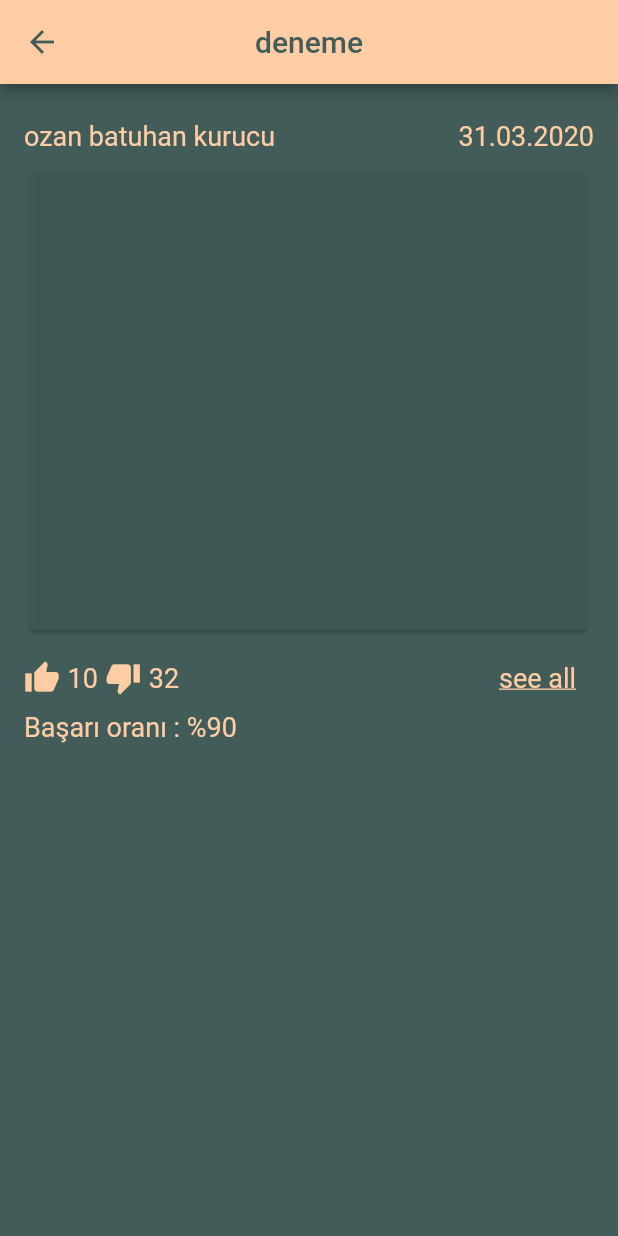
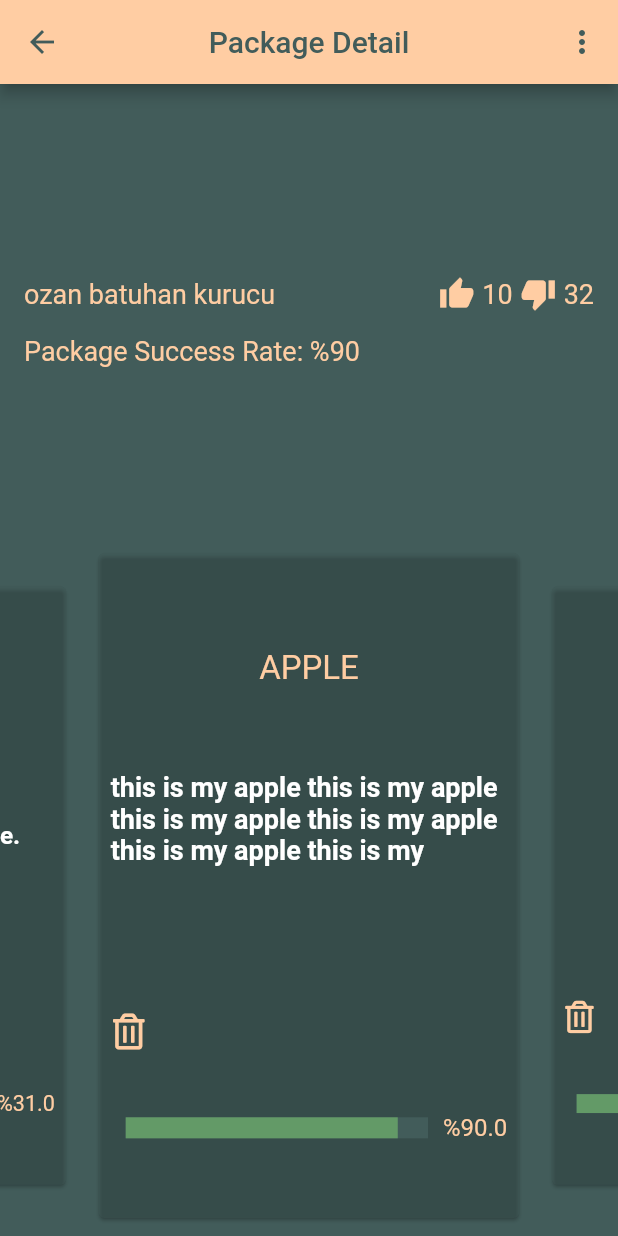
Before and after one commit to YasarKabacali/wordandmemory, a Flutter app: the PackageDetailPage screen opened directly, on a phone screen of 412 x 824 dp. Run offline on Flutter 3.47's test engine with Material 2 defaults, Android fonts, the phone set to English and light mode, and no system bars; drawn by our look-alikes of flip_card, percent_indicator; our stand-ins replace flutter_swiper, fluttertoast, font_awesome_flutter, rflutter_alert.

Commit message:
Package detail tamamlandi ve pop up menu eklendi

```diff
--- /dev/null
+++ b/lib/components/swipperFlipCard.dart
@@ -0,0 +1,70 @@
+import 'package:flutter/material.dart';
+import 'package:font_awesome_flutter/font_awesome_flutter.dart';
+import 'package:word_and_memory/utils/constants.dart';
+import 'package:percent_indicator/percent_indicator.dart';
+
+class SwipperFlipCard extends StatelessWidget {
+  final String word;
+  final String sentence;
+  final double successRate;
+  final Function deleteCard;
+  SwipperFlipCard(
+      {this.word, this.sentence, this.successRate, this.deleteCard});
+  @override
+  Widget build(BuildContext context) {
+    return Card(
+      color: Color(0x59425C5A),
+      child: Padding(
+        padding: const EdgeInsets.all(8.0),
+        child: Column(
+          children: <Widget>[
+            Expanded(
+              flex: 3,
+              child: Column(
+                mainAxisAlignment: MainAxisAlignment.spaceEvenly,
+                children: <Widget>[
+                  Text(
+                    word.toUpperCase(),
+                    style: TextStyle(fontSize: 22.0, color: kPrimaryColor),
+                  ),
+                  Text(
+                    sentence,
+                    style: kMainPageTextStyle,
+                  ),
+                ],
+              ),
+            ),
+            Expanded(
+              flex: 2,
+              child: Column(
+                mainAxisAlignment: MainAxisAlignment.spaceEvenly,
+                children: <Widget>[
+                  Row(
+                    mainAxisAlignment: MainAxisAlignment.start,
+                    children: <Widget>[
+                      GestureDetector(
+                        onTap: deleteCard,
+                        child: Icon(
+                          FontAwesomeIcons.trashAlt,
+                          color: kPrimaryColor,
+                        ),
+                      ),
+                    ],
+                  ),
+                  LinearPercentIndicator(
+                    trailing: Text("%" + successRate.toString(),
+                        style: TextStyle(fontSize: 16.0, color: kPrimaryColor)),
+                    lineHeight: 14.0,
+                    percent: successRate / 100,
+                    backgroundColor: kScaffoldBackgroundColor,
+                    progressColor: Color(0xFF639a67),
+                  ),
+                ],
+              ),
+            ),
+          ],
+        ),
+      ),
+    );
+  }
+}
--- a/lib/models/word.dart
+++ b/lib/models/word.dart
@@ -1,7 +1,8 @@
 class Word{
 
   String tr, en, enSentence, trSentence;
+  double successRate;
 
-  Word(this.tr,this.en,this.trSentence,this.enSentence);
+  Word(this.tr,this.en,this.trSentence,this.enSentence,this.successRate);
 
 }
--- a/lib/screens/main_navigation_bottom_page.dart
+++ b/lib/screens/main_navigation_bottom_page.dart
@@ -1,7 +1,7 @@
 import 'package:flutter/material.dart';
 import 'package:font_awesome_flutter/font_awesome_flutter.dart';
 import 'package:word_and_memory/screens/list_package_page.dart';
-import 'package:word_and_memory/screens/test_page.dart';
+import 'package:word_and_memory/screens/quiz_test_page.dart';
 import 'package:word_and_memory/screens/user_profile_page.dart';
 import 'package:word_and_memory/utils/constants.dart';
 
@@ -15,7 +15,7 @@ class BottomNavigationPage extends StatefulWidget {
 class _BottomNavigationPageState extends State<BottomNavigationPage> {
   List<Widget> _widgetOptions = <Widget>[
     QuizPackagePage(),
-    TestPage(),
+    QuizTestPage(),
     ListPackagePage(),
     UserProfilePage(),
   ];
--- a/lib/screens/package_detail_page.dart
+++ b/lib/screens/package_detail_page.dart
@@ -1,6 +1,11 @@
 import 'package:flutter/material.dart';
+import 'package:word_and_memory/components/swipperFlipCard.dart';
+import 'package:word_and_memory/models/word.dart';
+import 'package:word_and_memory/screens/add_word_page.dart';
 import 'package:word_and_memory/utils/constants.dart';
-
+import 'package:flutter_swiper/flutter_swiper.dart';
+import 'package:flip_card/flip_card.dart';
+//TODOust tarafin tasariminda degisiklik yap.
 class PackageDetailPage extends StatefulWidget {
   final String packageName;
   PackageDetailPage({this.packageName});
@@ -9,12 +14,39 @@ class PackageDetailPage extends StatefulWidget {
 }
 
 class _PackageDetailPageState extends State<PackageDetailPage> {
+  List<Word> words = [
+    Word(
+        "elma",
+        "apple",
+        "bu benim elmam bu benim elmam bu benim elmam bu enim elmam bu benim elmam enim elmam bu benim elmambenim elmam",
+        "this is my apple this is my apple this is my apple this is my apple this is my apple this is my ",
+        90.0),
+    Word("sandalye", "chair", "sandalyede oturuyorum",
+        "Im sitting on the chair", 80.0),
+    Word("gitmek", "go", "okula gideceğim", "Im gonna go to the school.", 60),
+    Word("bilmek", "know", "okula gideceğim", "Im gonna go to the school.", 55),
+    Word("türkçe", "turkish", "Türkçe benim doğal dilim.",
+        "It is my native language.", 42),
+    Word("cut", "kesmek", "Bu ekmeği keseceğim.", "I will cut this bread", 32),
+    Word("göt", "asshole", "Sen bir götün tekisin.",
+        "You are a fucking asshole.", 31),
+  ];
+
   String packageName;
   @override
   void initState() {
-    // TODO: implement initState
     super.initState();
     packageName = widget.packageName;
+  }
+
+  void choiceAction(String choice) {
+    if (choice == "addword") {
+      Navigator.push(
+        context,
+        MaterialPageRoute(builder: (context) => AddWordPage()),
+      );
+    }//paketi sildiginde yapilacak olan islem
+    else if (choice == "delete") {}
   }
 
   @override
@@ -24,91 +56,110 @@ class _PackageDetailPageState extends State<PackageDetailPage> {
         iconTheme: IconThemeData(color: kScaffoldBackgroundColor),
         centerTitle: true,
         title: Text(
-          "deneme",
+          "Package Detail",
           style: TextStyle(color: kScaffoldBackgroundColor),
         ),
+        actions: <Widget>[
+          new PopupMenuButton<String>(
+            onSelected: choiceAction,
+            itemBuilder: (BuildContext context) {
+              return [
+                PopupMenuItem<String>(
+                  child: Text("Add word"),
+                  value: "addword",
+                ),
+                PopupMenuItem<String>(
+                  child: Text("Delete package"),
+                  value: "delete",
+                ),
+              ];
+            },
+          ),
+        ],
       ),
       body: SafeArea(
           child: Padding(
-        padding: const EdgeInsets.symmetric(horizontal: 16.0, vertical: 8.0),
+        padding: const EdgeInsets.symmetric(vertical: 8.0),
         child: Column(
           children: <Widget>[
             Expanded(
+              flex: 4,
               child: Padding(
-                padding: const EdgeInsets.symmetric(vertical: 16.0),
+                padding: const EdgeInsets.symmetric(
+                    vertical: 16.0, horizontal: 16.0),
                 child: Column(
+                  mainAxisAlignment: MainAxisAlignment.center,
                   children: <Widget>[
                     Row(
                       mainAxisAlignment: MainAxisAlignment.spaceBetween,
                       children: <Widget>[
                         Text("ozan batuhan kurucu",
-                            style: TextStyle(
-                                color: kPrimaryColor, fontSize: 18.0)),
-                        Text("31.03.2020",
-                            style: TextStyle(
-                                color: kPrimaryColor, fontSize: 18.0)),
+                            style: kPackageDetailTextStyle),
+                        Row(
+                          children: <Widget>[
+                            Icon(
+                              Icons.thumb_up,
+                              color: kPrimaryColor,
+                            ),
+                            SizedBox(width: 5.0),
+                            Text("10", style: kPackageDetailTextStyle),
+                            SizedBox(width: 5.0),
+                            Icon(
+                              Icons.thumb_down,
+                              color: kPrimaryColor,
+                            ),
+                            SizedBox(width: 5.0),
+                            Text("32", style: kPackageDetailTextStyle),
+                          ],
+                        ),
                       ],
                     ),
                     SizedBox(
-                      height: 8.0,
+                      height: 16.0,
                     ),
-                    Expanded(
-                      child: Card(
-                        color: Color(0xBF425C5A),
-                        child: Container(),
-                      ),
+                    Row(
+                      mainAxisAlignment: MainAxisAlignment.spaceBetween,
+                      children: <Widget>[
+                        Text("Package Success Rate: %90",
+                            style: kPackageDetailTextStyle),
+                      ],
                     ),
                   ],
                 ),
               ),
             ),
             Expanded(
+              flex: 6,
               child: Column(
+                crossAxisAlignment: CrossAxisAlignment.stretch,
                 children: <Widget>[
-                  Row(
-                    children: <Widget>[
-                      Expanded(
-                        flex: 5,
-                        child: Row(
-                          children: <Widget>[
-                            Icon(
-                              Icons.thumb_up,
-                              color: kPrimaryColor,
-                            ),
-                            SizedBox(width:5.0),
-                            Text("10",
-                                style: TextStyle(
-                                    color: kPrimaryColor, fontSize: 18.0)),
-                                     SizedBox(width:5.0),
-                            Icon(
-                              Icons.thumb_down,
-                              color: kPrimaryColor,
-                            ),
-                             SizedBox(width:5.0),
-                            Text("32",
-                                style: TextStyle(
-                                    color: kPrimaryColor, fontSize: 18.0)),
-                          ],
-                        ),
-                      ),
-                      Expanded(
-                        flex: 1,
-                        child: Text("see all",
-                            style: TextStyle(
-                                color: kPrimaryColor,
-                                fontSize: 18.0,
-                                decoration: TextDecoration.underline)),
-                      ),
-                    ],
-                  ),
-                  SizedBox(height:10.0),
-                  Row(
-                    mainAxisAlignment: MainAxisAlignment.spaceBetween,
-                    children: <Widget>[
-                      Text("Başarı oranı : %90",
-                          style:
-                              TextStyle(color: kPrimaryColor, fontSize: 18.0)),
-                    ],
+                  Expanded(
+                    child: Swiper(
+                      itemBuilder: (BuildContext context, int index) {
+                        return FlipCard(
+                          direction: FlipDirection.HORIZONTAL, // default
+                          front: SwipperFlipCard(
+                            word: words[index].en,
+                            sentence: words[index].enSentence,
+                            successRate: words[index].successRate,
+                            deleteCard: () {
+                              setState(() {});
+                            },
+                          ),
+                          back: SwipperFlipCard(
+                            word: words[index].tr,
+                            sentence: words[index].trSentence,
+                            successRate: words[index].successRate,
+                            deleteCard: () {
+                              setState(() {});
+                            },
+                          ),
+                        );
+                      },
+                      itemCount: words.length,
+                      viewportFraction: 0.7,
+                      scale: 0.9,
+                    ),
                   ),
                 ],
               ),
--- a/pubspec.yaml
+++ b/pubspec.yaml
@@ -14,8 +14,8 @@ dependencies:
   rflutter_alert: ^1.0.3
   percent_indicator: ^2.1.1+1
   fluttertoast: ^4.0.1
-  flutter_slidable: ^0.5.4
-
+  flutter_swiper: ^1.1.6
+  flip_card: ^0.4.4
 
   cupertino_icons: ^0.1.2
 
```
Also changed, not shown: lib/screens/add_word_page.dart (+7 -0 lines), lib/screens/quiz_test_page.dart (added, +10 -0 lines), lib/screens/test_page.dart (deleted, +0 -15 lines), lib/screens/word_and_sen_list_page.dart (+3 -27 lines), lib/utils/constants.dart (+10 -10 lines), pubspec.lock.
